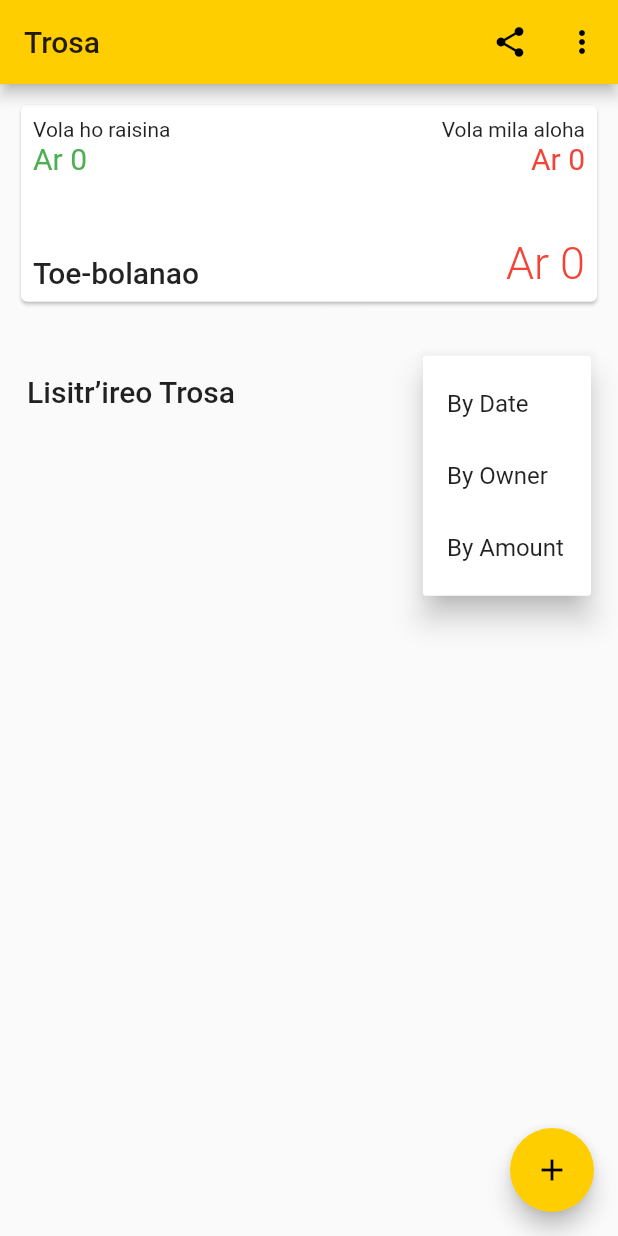
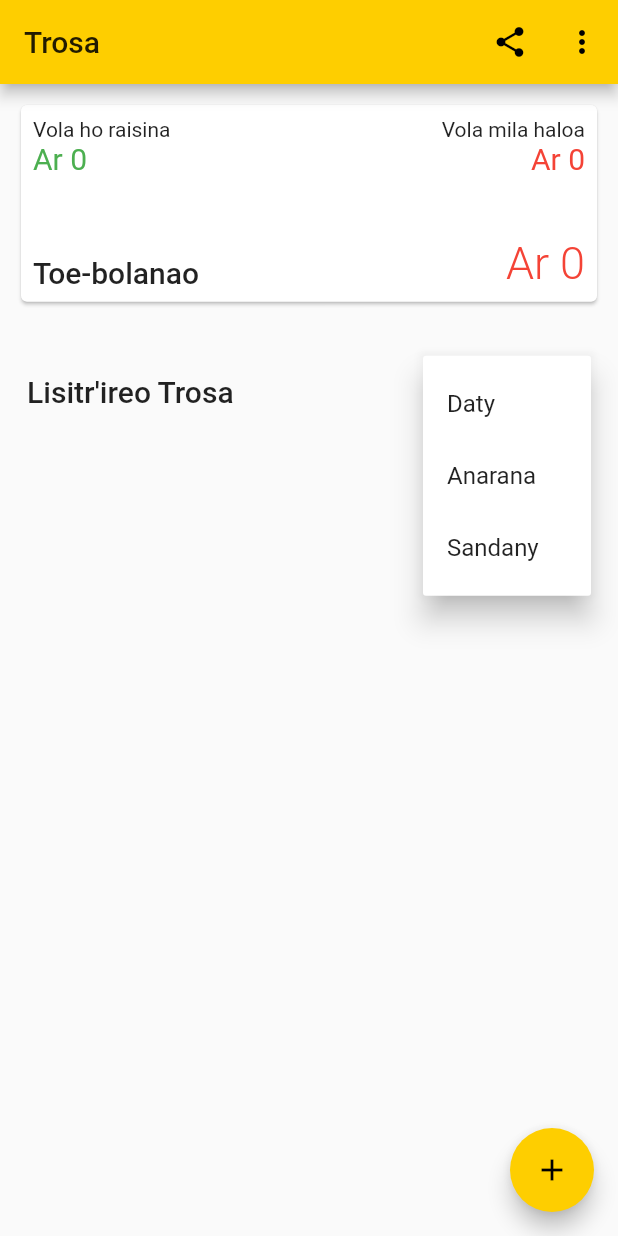
Before and after one commit to hantsaniala/trosa, a Flutter app: the screen it shows after launch, after a tap on the "arrow downward" icon, after a tap on the "sort" icon, on a phone screen of 412 x 824 dp. Run offline on Flutter 3.47's test engine with Material 2 defaults, Android fonts, the phone set to English and light mode, and no system bars; our stand-ins replace cloud_firestore, package_info, share, sqflite; missing offline and left inert: sqflite_migration; accounts and stored records are empty.

Commit message:
Updating text

```diff
--- a/lib/main.dart
+++ b/lib/main.dart
@@ -6,8 +6,11 @@ import 'package:provider/provider.dart';
 
 // BUG : Display lag on GT-i9500
 // BUG : App stuck on fullscreen
+
+// TODO : Update splash screen
+
 // FEATURE : Notification reminder for due date
-// TODO : Update splash screen
+// FEATURE : Widget for descktop (resume and add)
 
 void main() {
   runApp(
--- a/lib/screens/trosa/trosa_about.dart
+++ b/lib/screens/trosa/trosa_about.dart
@@ -68,7 +68,7 @@ class _TrosaAboutPageState extends State<TrosaAboutPage> {
               height: size.height * .02,
             ),
             Text(
-                "Application natao handraisana naoty an'ireo trosa tokony haloa sy mila takiana.",
+                "Application natao handraisana naoty ireo trosa tokony haloa sy mila takiana.",
                 style: Theme.of(context).textTheme.subtitle1),
             SizedBox(
               height: size.height * .05,
--- a/lib/screens/trosa/trosa_screen.dart
+++ b/lib/screens/trosa/trosa_screen.dart
@@ -47,7 +47,8 @@ class _TrosaPageState extends State<TrosaPage> {
     }
 
     /* final RenderBox box = context.findRenderObject(); */
-    final String appURL = 'http://shorturl.at/cflmC';
+    // TODO : Update file on drive
+    final String appURL = 'https://apkpure.com/p/mg.hantsaniala.trosa';
 
     Future<bool> _confirmDeleteTrosa() async {
       return await showDialog(
@@ -157,7 +158,7 @@ class _TrosaPageState extends State<TrosaPage> {
                         mainAxisAlignment: MainAxisAlignment.spaceBetween,
                         children: [
                           Text('Vola ho raisina'),
-                          Text('Vola mila aloha')
+                          Text('Vola mila haloa')
                         ],
                       ),
                       Row(
@@ -214,7 +215,7 @@ class _TrosaPageState extends State<TrosaPage> {
               child: Row(
                 children: [
                   Text(
-                    "Lisitr’ireo Trosa",
+                    "Lisitr'ireo Trosa",
                     style: Theme.of(context).textTheme.headline6,
                   ),
                   Spacer(),
@@ -375,11 +376,11 @@ class _TrosaPageState extends State<TrosaPage> {
 }
 
 class Constants {
-  static const String About = 'About';
+  static const String About = 'Mombamomba';
 
-  static const String SortByDate = 'By Date';
-  static const String SortByOwner = 'By Owner';
-  static const String SortByAmount = 'By Amount';
+  static const String SortByDate = 'Daty';
+  static const String SortByOwner = 'Anarana';
+  static const String SortByAmount = 'Sandany';
 
   static const List<String> menuChoices = <String>[About];
   static const List<String> sortChoices = <String>[
```
